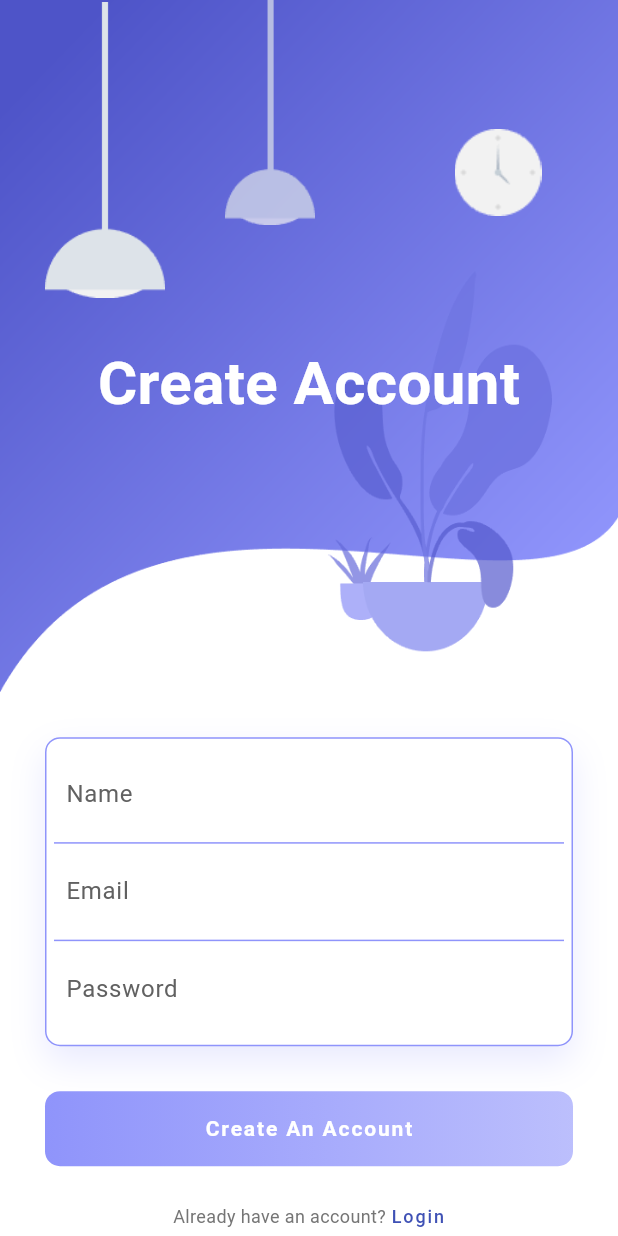
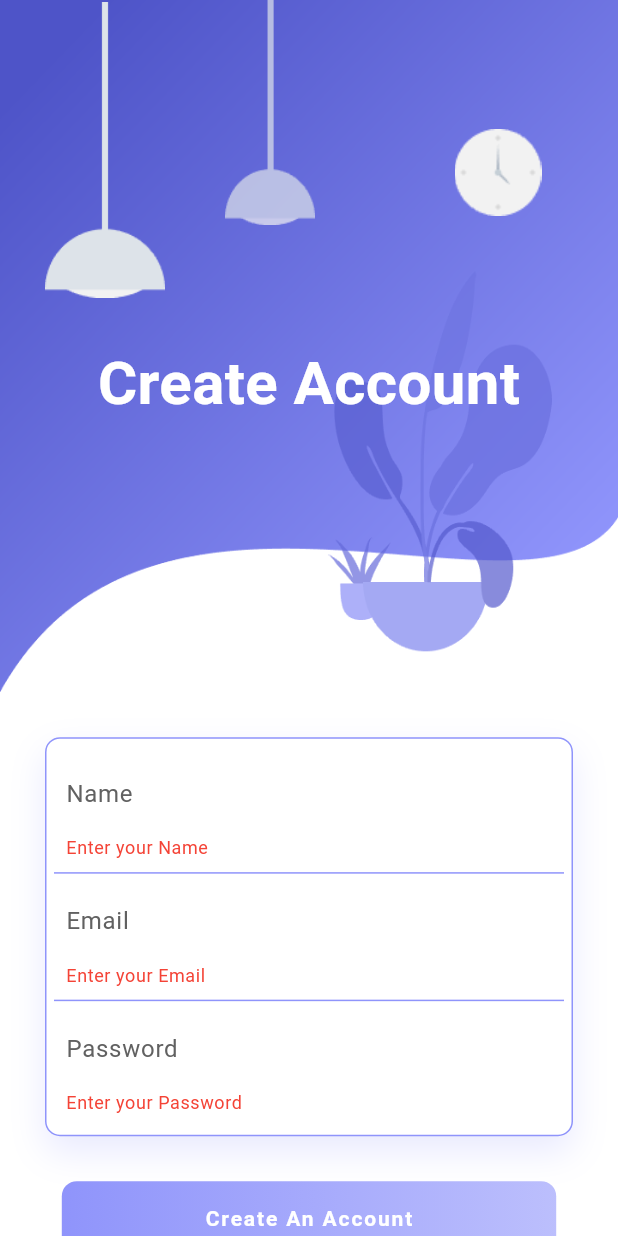
Before and after one commit to shadan1234/ClubHub, a Flutter app: the CreateAccountScreen screen opened by its route, after a tap on "Create An Account", on a phone screen of 412 x 824 dp. Run offline on Flutter 3.47's test engine with Material 3 defaults, Android fonts, the phone set to English and light mode, and no system bars; our stand-ins replace animate_do, shared_preferences; accounts and stored records are empty.

Commit message:
feat:auth-frontend

```diff
--- /dev/null
+++ b/lib/commons/widgets/custom_textfield.dart
@@ -0,0 +1,24 @@
+import 'package:flutter/material.dart';
+
+class CustomTextField extends StatelessWidget {
+  final String hintText;
+  final TextEditingController controller;
+  const CustomTextField({super.key, required this.hintText, required this.controller});
+
+  @override
+  Widget build(BuildContext context) {
+    return TextFormField(
+      controller: controller,
+      validator: (value) {
+        if (value == null || value.isEmpty) {
+          return "Enter your $hintText";
+        }
+        return null;
+      },
+      decoration: InputDecoration(
+          border: InputBorder.none,
+          hintText: hintText,
+          hintStyle: TextStyle(color: Colors.grey[700])),
+    );
+  }
+}
--- a/lib/constants/bottom_page.dart
+++ b/lib/constants/bottom_page.dart
@@ -99,6 +99,7 @@
 //     );
 //   }
 // }
+import 'package:clubhub/features/auth/services/auth_service.dart';
 import 'package:flutter/material.dart';
 
 class BottomBar extends StatelessWidget {
@@ -107,7 +108,7 @@ class BottomBar extends StatelessWidget {
 
   @override
   Widget build(BuildContext context) {
-
-    return const Placeholder();
+   final AuthService authService=AuthService();
+    return Center(child: ElevatedButton(child: Text('logout'),onPressed: (){authService.logOut(context: context);},),);
   }
 }
--- a/lib/constants/global.dart
+++ b/lib/constants/global.dart
@@ -1,5 +1,6 @@
 
-String uri="192.168.1.8";
+
+String uri = 'http://192.168.1.4:3000';
 class GlobalVariables{
 
 }
--- a/lib/features/auth/screens/register_screen.dart
+++ b/lib/features/auth/screens/create_account_screen.dart
@@ -1,5 +1,7 @@
+import 'package:clubhub/commons/widgets/custom_textfield.dart';
 import 'package:clubhub/constants/size_config.dart';
 import 'package:clubhub/features/auth/screens/login_screen.dart';
+import 'package:clubhub/features/auth/services/auth_service.dart';
 import 'package:flutter/material.dart';
 import 'package:animate_do/animate_do.dart';
 
@@ -14,11 +16,28 @@ class CreateAccountScreen extends StatefulWidget {
 class _CreateAccountScreenState extends State<CreateAccountScreen> {
   final TextEditingController emailController = TextEditingController();
   final TextEditingController passwordController = TextEditingController();
-  final _loginFormKey = GlobalKey<FormState>();
+  final TextEditingController nameController = TextEditingController();
+  final _createAccountFormKey = GlobalKey<FormState>();
+  final AuthService authService = AuthService();
+  @override
+  void dispose() {
+    emailController.dispose();
+    passwordController.dispose();
+    super.dispose();
+  }
+
+  void signUpUser() {
+    authService.signUpUser(
+        context: context,
+        email: emailController.text,
+        password: passwordController.text,
+        name: nameController.text);
+  }
+
   @override
   Widget build(BuildContext context) {
     return Scaffold(
-        resizeToAvoidBottomInset: false,
+
         backgroundColor: Colors.white,
         body: SingleChildScrollView(
           child: Container(
@@ -101,7 +120,8 @@ class _CreateAccountScreenState extends State<CreateAccountScreen> {
                                 color: Colors.white,
                                 borderRadius: BorderRadius.circular(10),
                                 border: Border.all(
-                                    color: const Color.fromRGBO(143, 148, 251, 1)),
+                                    color:
+                                        const Color.fromRGBO(143, 148, 251, 1)),
                                 boxShadow: [
                                   const BoxShadow(
                                       color: Color.fromRGBO(143, 148, 251, .2),
@@ -109,7 +129,7 @@ class _CreateAccountScreenState extends State<CreateAccountScreen> {
                                       offset: Offset(0, 10))
                                 ]),
                             child: Form(
-                              key: _loginFormKey,
+                              key: _createAccountFormKey,
                               child: Column(
                                 children: <Widget>[
                                   Container(
@@ -119,13 +139,7 @@ class _CreateAccountScreenState extends State<CreateAccountScreen> {
                                             bottom: BorderSide(
                                                 color: Color.fromRGBO(
                                                     143, 148, 251, 1)))),
-                                    child: TextFormField(
-                                      decoration: InputDecoration(
-                                          border: InputBorder.none,
-                                          hintText: "Name",
-                                          hintStyle: TextStyle(
-                                              color: Colors.grey[700])),
-                                    ),
+                                    child: CustomTextField(hintText: 'Name', controller: nameController)
                                   ),
                                   Container(
                                     padding: const EdgeInsets.all(8.0),
@@ -134,24 +148,11 @@ class _CreateAccountScreenState extends State<CreateAccountScreen> {
                                             bottom: BorderSide(
                                                 color: Color.fromRGBO(
                                                     143, 148, 251, 1)))),
-                                    child: TextFormField(
-                                      decoration: InputDecoration(
-                                          border: InputBorder.none,
-                                          hintText: "Email",
-                                          hintStyle: TextStyle(
-                                              color: Colors.grey[700])),
-                                    ),
+                                    child: CustomTextField(hintText: 'Email', controller: emailController)
                                   ),
                                   Container(
                                     padding: const EdgeInsets.all(8.0),
-                                    child: TextFormField(
-                                      obscureText: true,
-                                      decoration: InputDecoration(
-                                          border: InputBorder.none,
-                                          hintText: "Password",
-                                          hintStyle: TextStyle(
-                                              color: Colors.grey[700])),
-                                    ),
+                                    child: CustomTextField(hintText: 'Password', controller: passwordController)
                                   )
                                 ],
                               ),
@@ -164,20 +165,23 @@ class _CreateAccountScreenState extends State<CreateAccountScreen> {
                           duration: const Duration(milliseconds: 1900),
                           child: Container(
                             height: 50,
+                             width: 80*SizeConfig.blockSizeHorizontal,
                             decoration: BoxDecoration(
                                 borderRadius: BorderRadius.circular(10),
                                 gradient: const LinearGradient(colors: [
                                   Color.fromRGBO(143, 148, 251, 1),
                                   Color.fromRGBO(143, 148, 251, .6),
                                 ])),
-                            child: Center(
                             child: TextButton(
-                                onPressed: () {},
+                              onPressed: () {
+                                if(_createAccountFormKey.currentState!.validate()){
+                                  signUpUser();
+                                }
+                              },
                               child: const Text("Create An Account",
                                   style: TextStyle(
                                       color: Colors.white,
                                       fontWeight: FontWeight.bold)),
-                              ),
                             ),
                           )),
                       SizedBox(height: 6 * SizeConfig.blockSizeHorizontal),
@@ -191,21 +195,26 @@ class _CreateAccountScreenState extends State<CreateAccountScreen> {
                           ),
                           TextButton(
                             style: TextButton.styleFrom(
-        padding: const EdgeInsets.all(0), // Remove padding
-        minimumSize: Size(0, 0), // Remove minimum size constraints
-        tapTargetSize: MaterialTapTargetSize.shrinkWrap, // Adjust touch target size
+                              padding:
+                                  const EdgeInsets.all(0), // Remove padding
+                              minimumSize:
+                                  Size(0, 0), // Remove minimum size constraints
+                              tapTargetSize: MaterialTapTargetSize
+                                  .shrinkWrap, // Adjust touch target size
                             ),
                             onPressed: () {
-        Navigator.pushNamed(context, LoginScreen.routeName);
+                              Navigator.pushNamed(
+                                  context, LoginScreen.routeName);
                             },
                             child: const Text(
                               'Login',
-        style: TextStyle(fontSize: 12, ),
+                              style: TextStyle(
+                                fontSize: 12,
+                              ),
                             ),
                           )
                         ],
                       ),
-
                     ],
                   ),
                 )
--- a/lib/features/onboarding/screens/onboarding.dart
+++ b/lib/features/onboarding/screens/onboarding.dart
@@ -2,6 +2,7 @@ import 'package:clubhub/constants/colors.dart';
 import 'package:clubhub/constants/size_config.dart';
 import 'package:clubhub/constants/text_styles.dart';
 import 'package:clubhub/features/auth/screens/login_screen.dart';
+import 'package:clubhub/features/auth/screens/create_account_screen.dart';
 import 'package:clubhub/features/onboarding/components/onbarding_data.dart';
 import 'package:flutter/material.dart';
 
@@ -93,7 +94,7 @@ class _OnBoardingScreenState extends State<OnBoardingScreen> {
     ),
     child: TextButton(child: Text(currentIndex==controller.items.length-1?'Get Started':'Continue', style: TextStyle(color: AppColors.background),), onPressed: (){
   setState(() {
-    currentIndex!=controller.items.length-1? currentIndex++:Navigator.pushNamed(context, LoginScreen.routeName);
+    currentIndex!=controller.items.length-1? currentIndex++:Navigator.pushNamed(context, CreateAccountScreen.routeName);
 
   });
     },),
--- a/lib/router.dart
+++ b/lib/router.dart
@@ -1,6 +1,6 @@
 import 'package:clubhub/constants/bottom_page.dart';
 import 'package:clubhub/features/auth/screens/login_screen.dart';
-import 'package:clubhub/features/auth/screens/register_screen.dart';
+import 'package:clubhub/features/auth/screens/create_account_screen.dart';
 import 'package:flutter/material.dart';
 
 
```
Also changed, not shown: lib/features/auth/screens/login_screen.dart (+37 -27 lines), lib/features/auth/services/auth_service.dart (+13 -1 lines), lib/features/club_manager/screens/club_manager_screen.dart (added, +10 -0 lines), lib/main.dart (+48 -6 lines), lib/super_admin/screens/super_admin_screen.dart (added, +11 -0 lines), 1 other file. Lines whose indentation alone changed are shown as unchanged.
